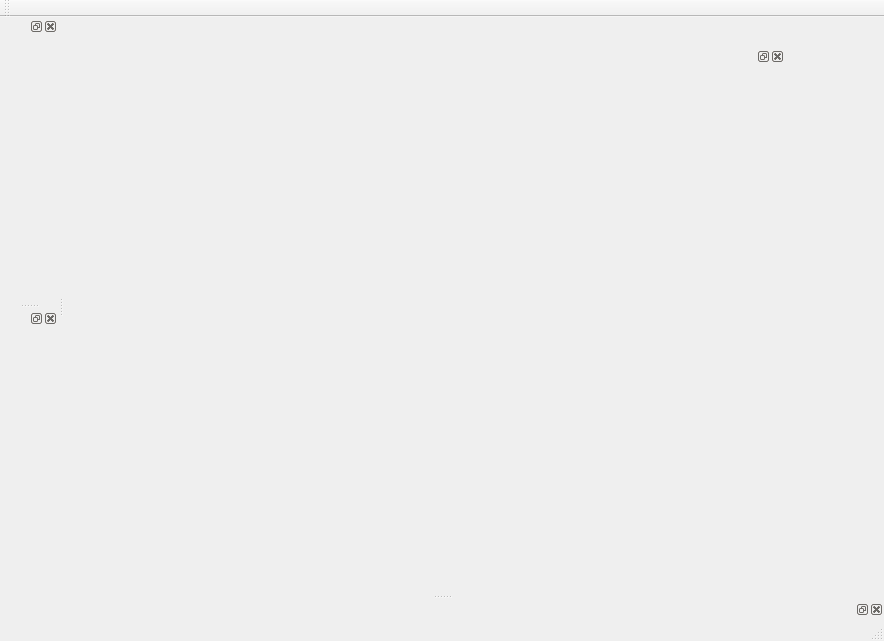
Qt form src/ui/MainWindow.ui (oneminute/RecFLS) before a commit.
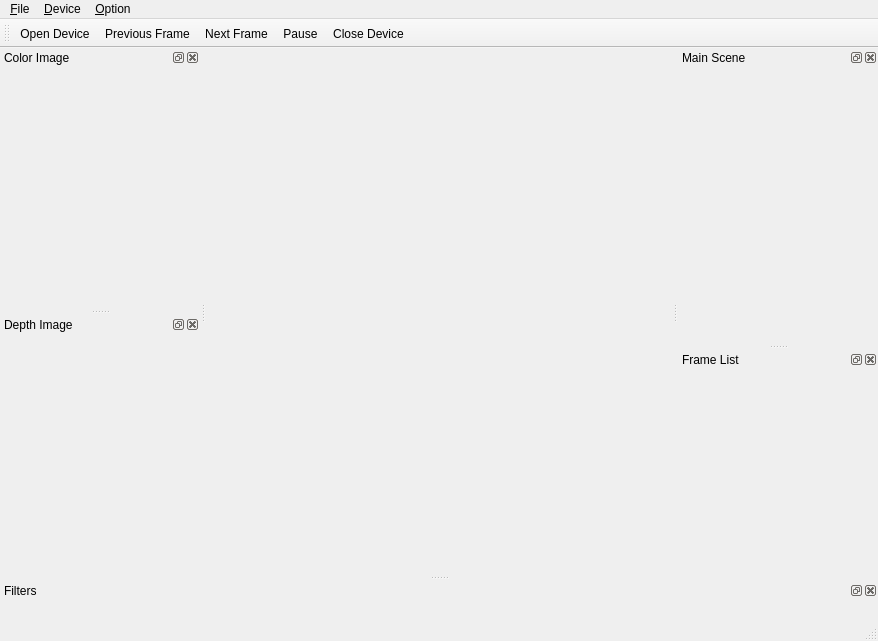
The same form after that commit. Custom widgets are drawn as their Qt base class.

Commit message: 实现了基础界面。从RTabMap迁移了ImageView和CloudViewer。

The edit to the form file:
```diff
--- a/src/ui/MainWindow.ui
+++ b/src/ui/MainWindow.ui
@@ -6,35 +6,41 @@
    <rect>
     <x>0</x>
     <y>0</y>
-    <width>884</width>
+    <width>878</width>
     <height>641</height>
    </rect>
   </property>
   <property name="windowTitle">
    <string>RecFLS</string>
   </property>
-  <widget class="QWidget" name="centralWidget">
-   <widget class="QDockWidget" name="dockWidget">
-    <property name="geometry">
-     <rect>
-      <x>440</x>
-      <y>30</y>
-      <width>281</width>
-      <height>191</height>
-     </rect>
-    </property>
-    <widget class="QWidget" name="dockWidgetContents"/>
-   </widget>
-  </widget>
+  <widget class="QWidget" name="centralWidget"/>
   <widget class="QMenuBar" name="menuBar">
    <property name="geometry">
     <rect>
      <x>0</x>
      <y>0</y>
-     <width>884</width>
+     <width>878</width>
      <height>23</height>
     </rect>
    </property>
+   <widget class="QMenu" name="menu_File">
+    <property name="title">
+     <string>&amp;File</string>
+    </property>
+   </widget>
+   <widget class="QMenu" name="menu_Device">
+    <property name="title">
+     <string>&amp;Device</string>
+    </property>
+   </widget>
+   <widget class="QMenu" name="menu_Option">
+    <property name="title">
+     <string>&amp;Option</string>
+    </property>
+   </widget>
+   <addaction name="menu_File"/>
+   <addaction name="menu_Device"/>
+   <addaction name="menu_Option"/>
   </widget>
   <widget class="QToolBar" name="mainToolBar">
    <attribute name="toolBarArea">
@@ -43,27 +49,166 @@
    <attribute name="toolBarBreak">
     <bool>false</bool>
    </attribute>
+   <addaction name="actionOpen_Device"/>
+   <addaction name="actionPrevious_Frame"/>
+   <addaction name="actionNext_Frame"/>
+   <addaction name="actionPause"/>
+   <addaction name="actionClose_Device"/>
   </widget>
   <widget class="QStatusBar" name="statusBar"/>
-  <widget class="QDockWidget" name="dockWidget_3">
+  <widget class="QDockWidget" name="dockWidgetColorImage">
+   <property name="minimumSize">
+    <size>
+     <width>200</width>
+     <height>50</height>
+    </size>
+   </property>
+   <property name="maximumSize">
+    <size>
+     <width>400</width>
+     <height>524287</height>
+    </size>
+   </property>
+   <property name="windowTitle">
+    <string>Color Image</string>
+   </property>
    <attribute name="dockWidgetArea">
     <number>1</number>
    </attribute>
-   <widget class="QWidget" name="dockWidgetContents_3"/>
+   <widget class="QWidget" name="dockWidgetContents_3">
+    <layout class="QVBoxLayout" name="verticalLayout">
+     <item>
+      <widget class="ImageViewer" name="widgetColorImage" native="true"/>
+     </item>
+    </layout>
+   </widget>
   </widget>
-  <widget class="QDockWidget" name="dockWidget_4">
+  <widget class="QDockWidget" name="dockWidgetFilters">
+   <property name="minimumSize">
+    <size>
+     <width>200</width>
+     <height>38</height>
+    </size>
+   </property>
+   <property name="windowTitle">
+    <string>Filters</string>
+   </property>
    <attribute name="dockWidgetArea">
     <number>8</number>
    </attribute>
    <widget class="QWidget" name="dockWidgetContents_4"/>
   </widget>
-  <widget class="QDockWidget" name="dockWidget_5">
+  <widget class="QDockWidget" name="dockWidgetDepthImage">
+   <property name="minimumSize">
+    <size>
+     <width>200</width>
+     <height>50</height>
+    </size>
+   </property>
+   <property name="maximumSize">
+    <size>
+     <width>400</width>
+     <height>524287</height>
+    </size>
+   </property>
+   <property name="windowTitle">
+    <string>Depth Image</string>
+   </property>
    <attribute name="dockWidgetArea">
     <number>1</number>
    </attribute>
-   <widget class="QWidget" name="dockWidgetContents_5"/>
+   <widget class="QWidget" name="dockWidgetContents_5">
+    <layout class="QVBoxLayout" name="verticalLayout_2">
+     <item>
+      <widget class="ImageViewer" name="widgetDepthImage" native="true"/>
+     </item>
+    </layout>
+   </widget>
   </widget>
+  <widget class="QDockWidget" name="dockWidgetMainScene">
+   <property name="minimumSize">
+    <size>
+     <width>200</width>
+     <height>50</height>
+    </size>
+   </property>
+   <property name="floating">
+    <bool>false</bool>
+   </property>
+   <property name="windowTitle">
+    <string>Main Scene</string>
+   </property>
+   <attribute name="dockWidgetArea">
+    <number>2</number>
+   </attribute>
+   <widget class="QWidget" name="dockWidgetContentsMainScene">
+    <layout class="QVBoxLayout" name="layoutDockMainScene"/>
+   </widget>
+  </widget>
+  <widget class="QDockWidget" name="dockWidgetFrameList">
+   <property name="minimumSize">
+    <size>
+     <width>200</width>
+     <height>38</height>
+    </size>
+   </property>
+   <property name="windowTitle">
+    <string>Frame List</string>
+   </property>
+   <attribute name="dockWidgetArea">
+    <number>2</number>
+   </attribute>
+   <widget class="QWidget" name="dockWidgetContents_2"/>
+  </widget>
+  <action name="actionNext_Frame">
+   <property name="text">
+    <string>Next Frame</string>
+   </property>
+   <property name="toolTip">
+    <string>Next Frame</string>
+   </property>
+  </action>
+  <action name="actionPrevious_Frame">
+   <property name="text">
+    <string>Previous Frame</string>
+   </property>
+   <property name="toolTip">
+    <string>Previous Frame</string>
+   </property>
+  </action>
+  <action name="actionOpen_Device">
+   <property name="text">
+    <string>Open Device</string>
+   </property>
+   <property name="toolTip">
+    <string>Open Device</string>
+   </property>
+  </action>
+  <action name="actionPause">
+   <property name="text">
+    <string>Pause</string>
+   </property>
+   <property name="toolTip">
+    <string>Pause</string>
+   </property>
+  </action>
+  <action name="actionClose_Device">
+   <property name="text">
+    <string>Close Device</string>
+   </property>
+   <property name="toolTip">
+    <string>Close Device</string>
+   </property>
+  </action>
  </widget>
+ <customwidgets>
+  <customwidget>
+   <class>ImageViewer</class>
+   <extends>QWidget</extends>
+   <header>ImageViewer.h</header>
+   <container>1</container>
+  </customwidget>
+ </customwidgets>
  <resources/>
  <connections/>
 </ui>
```
The commit also changes 31 other files.
